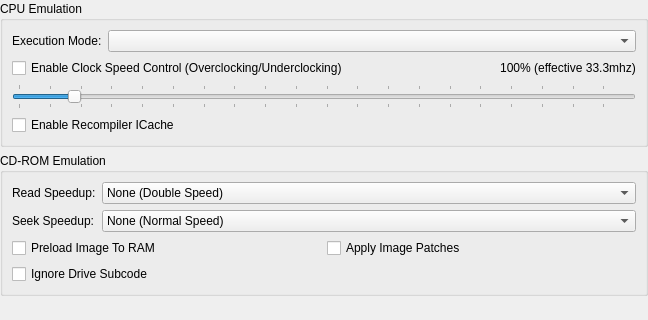
Before: the Qt Designer form src/duckstation-qt/consolesettingswidget.ui in kofxi3584karlayang/duckstation, drawn with Qt 5; both pictures show x 0 to 648 and y 148 to 468 of the 648 by 468 pixel window.
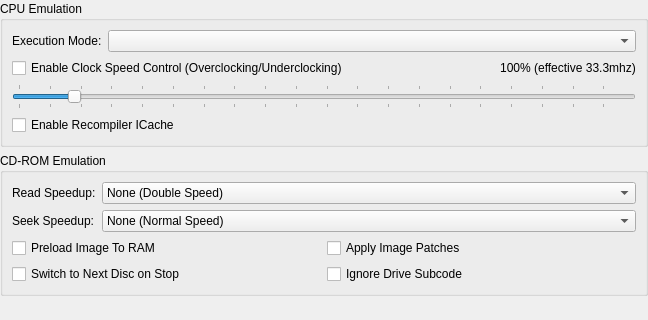
After: the same form once the commit is applied.

Commit message:
CDROM: Add "Switch to Next Disc on Stop" option.
NOTE: THIS WILL NOT WORK FOR ALL GAMES.

Plenty of games don't stop the CD-ROM drive when they're expecting a
disc change, leaving us with no way of knowing when it's needed.

```diff
--- a/src/duckstation-qt/consolesettingswidget.ui
+++ b/src/duckstation-qt/consolesettingswidget.ui
@@ -323,13 +323,20 @@
           </property>
          </widget>
         </item>
-        <item row="1" column="0">
+        <item row="1" column="1">
          <widget class="QCheckBox" name="cdromIgnoreDriveSubcode">
           <property name="text">
            <string>Ignore Drive Subcode</string>
           </property>
          </widget>
         </item>
+        <item row="1" column="0">
+         <widget class="QCheckBox" name="cdromAutoDiscChange">
+          <property name="text">
+           <string>Switch to Next Disc on Stop</string>
+          </property>
+         </widget>
+        </item>
        </layout>
       </item>
      </layout>
```
Left out of the diff: 4 changed lines with no effect on the pictures. The commit also changes 5 other files.
